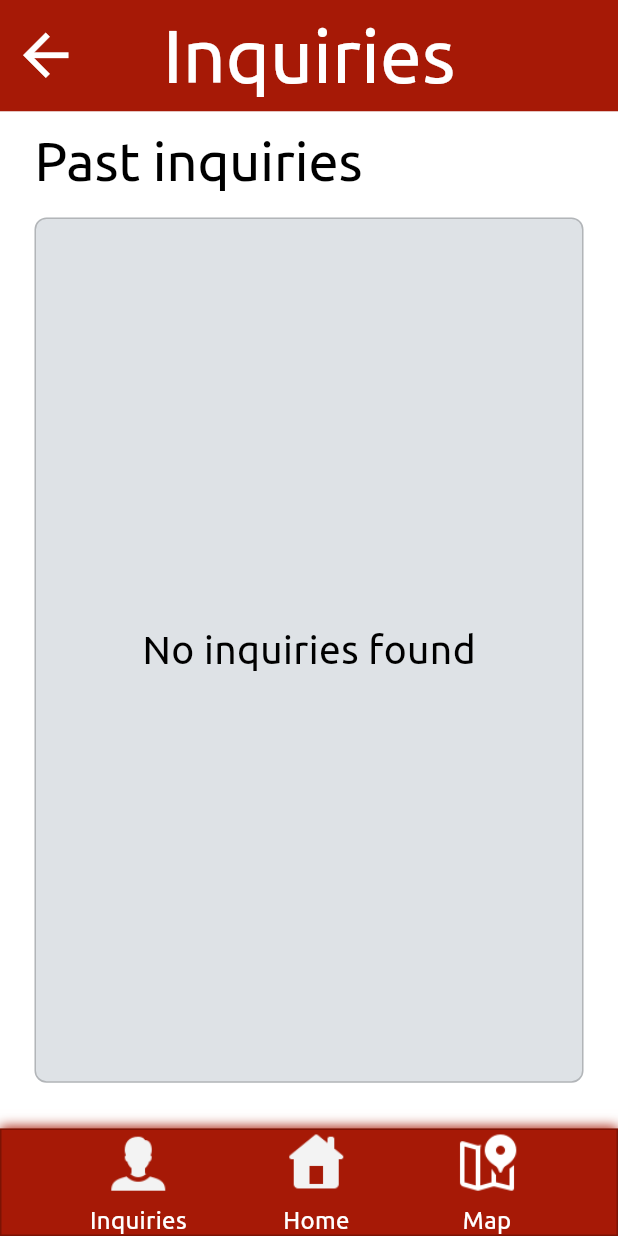
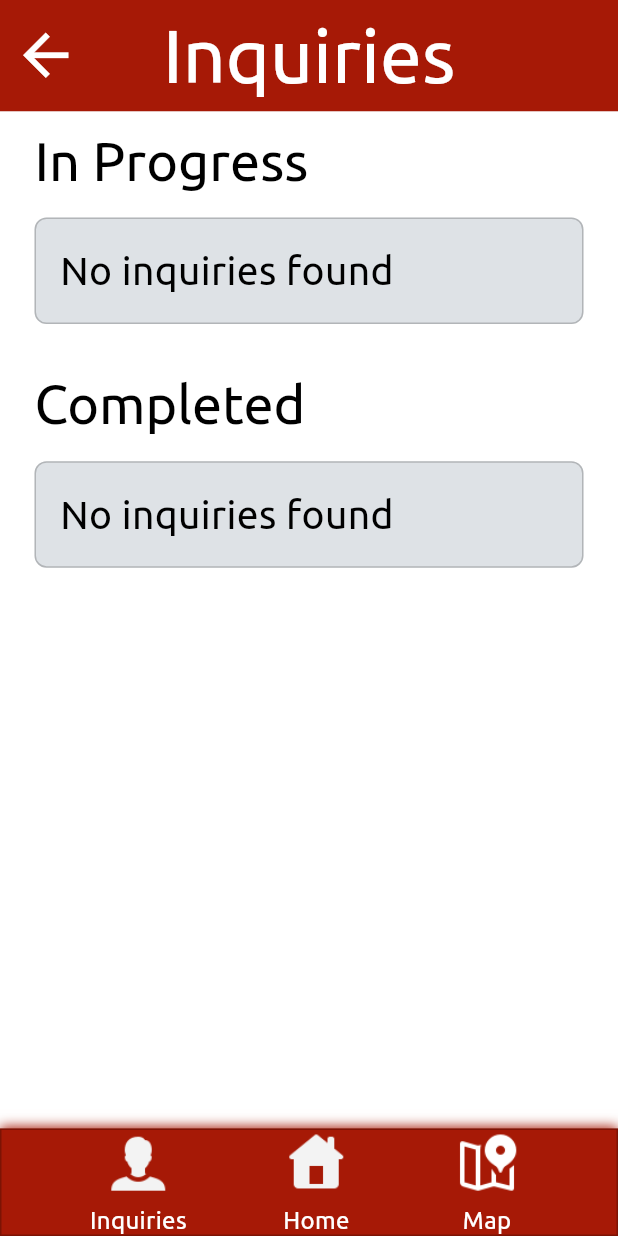
Before and after one commit to faranse82/mqpal, a Flutter app: the SubmittedInquiriesScreen screen opened directly, on a phone screen of 412 x 824 dp. Run offline on Flutter 3.47's test engine with Material 3 defaults, Android fonts, the phone set to English and light mode, and no system bars; our stand-ins replace firebase_core, firebase_storage; accounts and stored records are empty; network calls fail; project files that could hold a hidden picture were left out.

Commit message:
implemented custom pop up message. separated inquiries based on status. worked on errors made by navigation paths

```diff
--- a/mqpal/lib/screens/submitted_inquiries.dart
+++ b/mqpal/lib/screens/submitted_inquiries.dart
@@ -2,6 +2,7 @@ import 'package:flutter/material.dart';
 import 'package:mqpal/screens/inquiry_details_screen.dart';
 import 'package:mqpal/screens/map_screen.dart';
 import 'package:mqpal/state.dart';
+import 'package:mqpal/widgets/inquiry.dart';
 import 'package:provider/provider.dart';
 
 class SubmittedInquiriesScreen extends StatelessWidget {
@@ -12,6 +13,11 @@ class SubmittedInquiriesScreen extends StatelessWidget {
     double screenWidth = MediaQuery.of(context).size.width;
     double screenHeight = MediaQuery.of(context).size.height;
     final inquiries = Provider.of<StateModel>(context).inquiries;
+
+    final inProgressInquiries =
+        inquiries.where((inquiry) => inquiry.status == 'In progress').toList();
+    final completedInquiries =
+        inquiries.where((inquiry) => inquiry.status != 'In progress').toList();
 
     return Scaffold(
       appBar: PreferredSize(
@@ -27,7 +33,8 @@ class SubmittedInquiriesScreen extends StatelessWidget {
               Navigator.pop(context);
             },
           ),
-          title: Text('Inquiries', style: Theme.of(context).textTheme.titleLarge),
+          title:
+              Text('Inquiries', style: Theme.of(context).textTheme.titleLarge),
           backgroundColor: Theme.of(context).colorScheme.primary,
           elevation: 0,
           centerTitle: true,
@@ -40,97 +47,33 @@ class SubmittedInquiriesScreen extends StatelessWidget {
         decoration: BoxDecoration(
           color: Theme.of(context).colorScheme.background,
         ),
-        child: Stack(
-          children: [
-            // Past inquiries section
-            Positioned(
-              left: 23,
-              right: 23,
-              top: screenHeight * 0.015,
+        child: SingleChildScrollView(
+          child: Padding(
+            padding:
+                EdgeInsets.only(top: screenHeight * 0.015, left: 23, right: 23),
             child: Column(
               crossAxisAlignment: CrossAxisAlignment.start,
               children: [
                 Text(
-                    'Past inquiries',
+                  'In Progress',
                   style: Theme.of(context).textTheme.displayMedium,
                 ),
                 SizedBox(height: screenHeight * 0.02),
-                  Container(
-                    width: screenWidth * 0.9,
-                    height: screenHeight * 0.7,
-                    decoration: BoxDecoration(
-                      borderRadius: BorderRadius.circular(8),
-                      color: Theme.of(context).colorScheme.surface,
-                      border: Border.all(
-                        color: Colors.black.withOpacity(0.2),
-                        width: 1,
+                _buildInquiriesList(context, inProgressInquiries),
+                SizedBox(height: screenHeight * 0.04),
+                Text(
+                  'Completed',
+                  style: Theme.of(context).textTheme.displayMedium,
                 ),
-                    ),
-                    child: inquiries.isEmpty
-                        ? Center(
-                            child: Text(
-                              'No inquiries found',
-                              style: Theme.of(context).textTheme.bodyMedium,
-                            ),
-                          )
-                        : ListView.builder(
-                            itemCount: inquiries.length,
-                            itemBuilder: (context, index) {
-                              final inquiry = inquiries[index];
-
-                              return GestureDetector(
-                                onTap: () {
-                                  Navigator.push(
-                                    context,
-                                    MaterialPageRoute(
-                                      builder: (context) =>
-                                          InquiryDetailsScreen(inquiry: inquiry),
-                                    ),
-                                  );
-                                },
-                                child: Container(
-                                  margin: const EdgeInsets.only(
-                                      top: 16, left: 16, right: 16),
-                                  padding: const EdgeInsets.all(16),
-                                  decoration: BoxDecoration(
-                                    color: Theme.of(context).colorScheme.background,
-                                    borderRadius: BorderRadius.circular(8),
-                                    border: Border.all(
-                                      color: Theme.of(context).colorScheme.onSurface,
-                                      width: 1,
-                                    ),
-                                  ),
-                                  child: Column(
-                                    crossAxisAlignment: CrossAxisAlignment.start,
-                                    children: [
-                                      Text(
-                                        'Inquiry ${index + 1}',
-                                        style:
-                                            Theme.of(context).textTheme.displaySmall,
-                                      ),
-                                      SizedBox(height: screenHeight * 0.01),
-                                      Text(
-                                        '${inquiry.status} - ${inquiry.date}, ${inquiry.time}',
-                                        style: Theme.of(context).textTheme.bodySmall,
-                                      ),
-                                      SizedBox(height: screenHeight * 0.01),
-                                      Text(
-                                        inquiry.title,
-                                        style: Theme.of(context).textTheme.bodyMedium,
-                                      ),
+                SizedBox(height: screenHeight * 0.02),
+                _buildInquiriesList(context, completedInquiries),
+                SizedBox(height: screenHeight * 0.1),
               ],
             ),
           ),
-                              );
-                            },
         ),
       ),
-                ],
-              ),
-            ),
-
-            // Bottom navigation bar
-            Positioned(
+      bottomNavigationBar: Positioned(
         left: 0,
         bottom: 0,
         child: Container(
@@ -154,9 +97,7 @@ class SubmittedInquiriesScreen extends StatelessWidget {
           child: Row(
             mainAxisAlignment: MainAxisAlignment.spaceEvenly,
             children: [
-                    _buildNavButton('Inquiries', 'inquiries.png', () {
-
-                    }),
+              _buildNavButton('Inquiries', 'inquiries.png', () {}),
               _buildNavButton('Home', 'home-page.png', () {
                 Navigator.popUntil(context, (route) => route.isFirst);
               }),
@@ -172,8 +113,81 @@ class SubmittedInquiriesScreen extends StatelessWidget {
           ),
         ),
       ),
+    );
+  }
+
+  Widget _buildInquiriesList(BuildContext context, List<Inquiry> inquiries) {
+    double screenWidth = MediaQuery.of(context).size.width;
+    double screenHeight = MediaQuery.of(context).size.height;
+
+    return Container(
+      width: screenWidth * 0.9,
+      decoration: BoxDecoration(
+        borderRadius: BorderRadius.circular(8),
+        color: Theme.of(context).colorScheme.surface,
+        border: Border.all(
+          color: Colors.black.withOpacity(0.2),
+          width: 1,
+        ),
+      ),
+      child: inquiries.isEmpty
+          ? Padding(
+              padding: const EdgeInsets.all(16.0),
+              child: Text(
+                'No inquiries found',
+                style: Theme.of(context).textTheme.bodyMedium,
+              ),
+            )
+          : ListView.builder(
+              shrinkWrap: true,
+              physics: const NeverScrollableScrollPhysics(),
+              itemCount: inquiries.length,
+              itemBuilder: (context, index) {
+                final inquiry = inquiries[index];
+
+                return GestureDetector(
+                  onTap: () {
+                    Navigator.push(
+                      context,
+                      MaterialPageRoute(
+                        builder: (context) =>
+                            InquiryDetailsScreen(inquiry: inquiry),
+                      ),
+                    );
+                  },
+                  child: Container(
+                    margin: const EdgeInsets.all(16),
+                    padding: const EdgeInsets.all(16),
+                    decoration: BoxDecoration(
+                      color: Theme.of(context).colorScheme.background,
+                      borderRadius: BorderRadius.circular(8),
+                      border: Border.all(
+                        color: Theme.of(context).colorScheme.onSurface,
+                        width: 1,
+                      ),
+                    ),
+                    child: Column(
+                      crossAxisAlignment: CrossAxisAlignment.start,
+                      children: [
+                        Text(
+                          'Inquiry ${index + 1}',
+                          style: Theme.of(context).textTheme.displaySmall,
+                        ),
+                        SizedBox(height: screenHeight * 0.01),
+                        Text(
+                          '${inquiry.status} - ${inquiry.date}, ${inquiry.time}',
+                          style: Theme.of(context).textTheme.bodySmall,
+                        ),
+                        SizedBox(height: screenHeight * 0.01),
+                        Text(
+                          inquiry.title,
+                          style: Theme.of(context).textTheme.bodyMedium,
+                        ),
                       ],
                     ),
+                  ),
+                );
+              },
             ),
     );
   }
```
Also changed, not shown: mqpal/lib/screens/inquiry_details_screen.dart (+39 -31 lines), mqpal/lib/screens/inquiry_success.dart (+1 -7 lines), mqpal/lib/screens/update_inquiry_screen.dart (+70 -26 lines), mqpal/lib/state.dart (+18 -1 lines), mqpal/lib/widgets/inquiry.dart (+8 -8 lines). Lines whose indentation alone changed are shown as unchanged.
